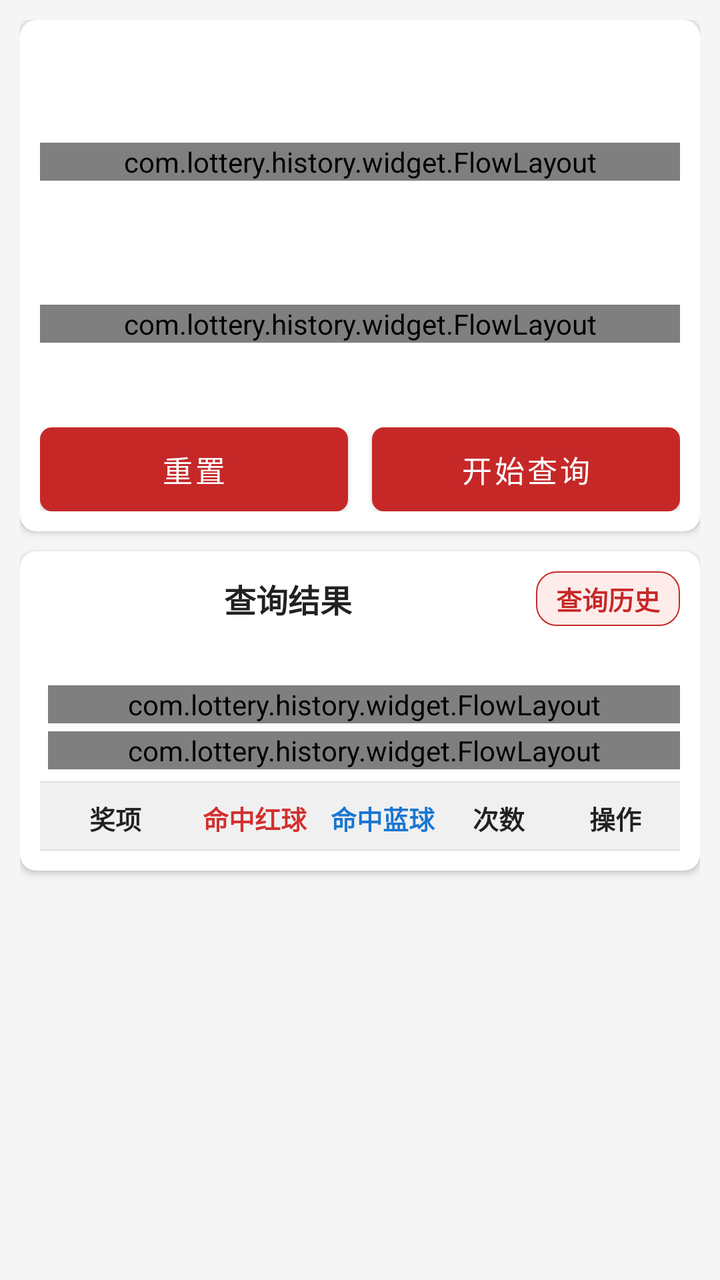
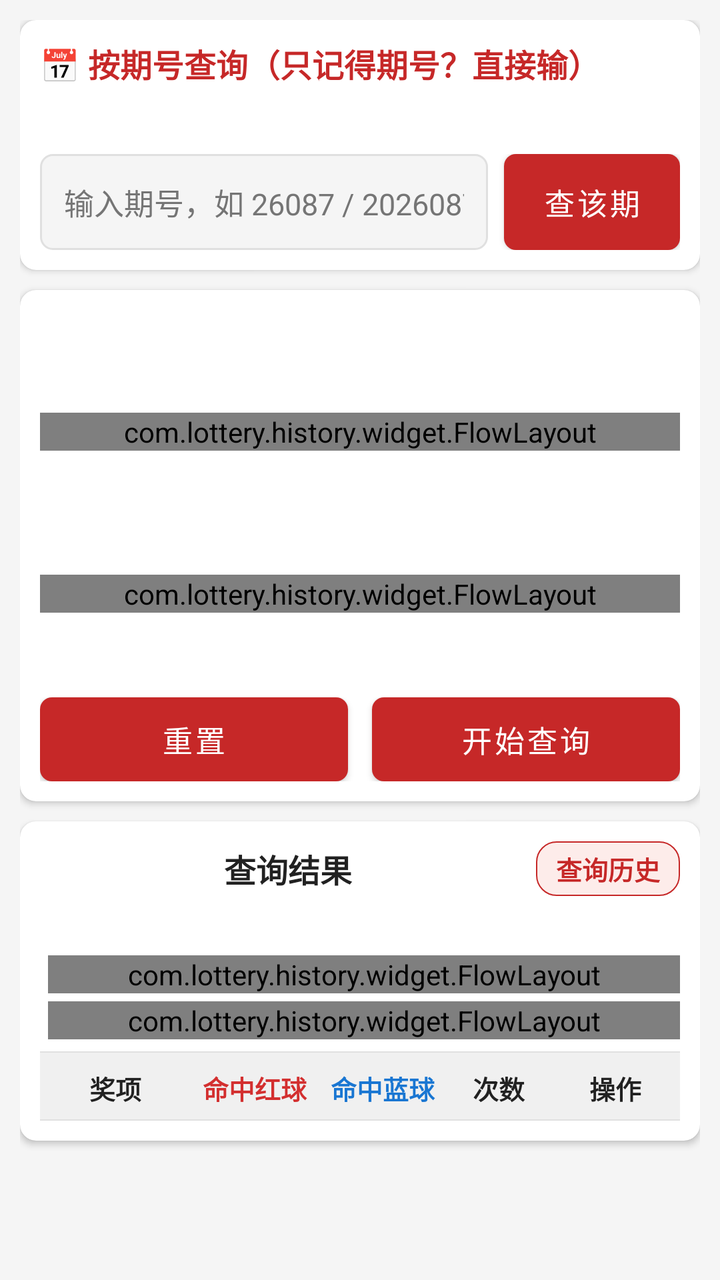

Two renders of the same Android screen: before a commit and after it. Below are the layout's source before the change and the commit's diff.
<!-- AndroidManifest.xml: application theme Theme.LotteryHistory -->
<!-- res/layout/fragment_lottery.xml -->
<?xml version="1.0" encoding="utf-8"?>
<androidx.core.widget.NestedScrollView xmlns:android="http://schemas.android.com/apk/res/android"
    xmlns:app="http://schemas.android.com/apk/res-auto"
    android:layout_width="match_parent"
    android:layout_height="match_parent"
    android:fillViewport="true">

    <LinearLayout
        android:layout_width="match_parent"
        android:layout_height="wrap_content"
        android:orientation="vertical"
        android:paddingStart="@dimen/page_padding"
        android:paddingEnd="@dimen/page_padding"
        android:paddingTop="@dimen/page_padding"
        android:paddingBottom="@dimen/page_padding">

        <androidx.cardview.widget.CardView
            android:layout_width="match_parent"
            android:layout_height="wrap_content"
            android:layout_marginBottom="@dimen/card_margin"
            app:cardCornerRadius="8dp"
            app:cardElevation="2dp">

            <LinearLayout
                android:layout_width="match_parent"
                android:layout_height="wrap_content"
                android:orientation="vertical"
                android:paddingStart="@dimen/card_padding"
                android:paddingEnd="@dimen/card_padding"
                android:paddingTop="@dimen/card_padding"
                android:paddingBottom="@dimen/card_padding">

                <TextView
                    android:id="@+id/tvPrimaryLabel"
                    android:layout_width="match_parent"
                    android:layout_height="wrap_content"
                    android:textColor="@color/primary_red"
                    android:textStyle="bold"
                    android:textSize="@dimen/title_text_size"
                    android:layout_marginBottom="6dp" />

                <LinearLayout
                    android:layout_width="match_parent"
                    android:layout_height="wrap_content"
                    android:orientation="horizontal"
                    android:gravity="center_vertical"
                    android:layout_marginTop="2dp"
                    android:layout_marginBottom="4dp">

                    <TextView
                        android:id="@+id/tvPrimarySelected"
                        android:layout_width="wrap_content"
                        android:layout_height="wrap_content"
                        android:textColor="@color/primary_red"
                        android:textSize="@dimen/small_text_size" />
                </LinearLayout>

                
                <com.lottery.history.widget.FlowLayout
                    android:id="@+id/llPrimarySelectedBalls"
                    android:layout_width="match_parent"
                    android:layout_height="wrap_content"
                    android:layout_marginBottom="6dp"
                    android:clipChildren="false"
                    android:clipToPadding="false" />

                <TextView
                    android:id="@+id/tvPrimaryTitle"
                    android:layout_width="match_parent"
                    android:layout_height="wrap_content"
                    android:textColor="@color/text_primary"
                    android:textStyle="bold"
                    android:textSize="@dimen/body_text_size" />

                <GridLayout
                    android:id="@+id/gridPrimary"
                    android:layout_width="match_parent"
                    android:layout_height="wrap_content"
                    android:layout_marginTop="4dp"
                    android:layout_marginBottom="8dp"
                    android:clipChildren="false"
                    android:clipToPadding="false">
                </GridLayout>

                
                <LinearLayout
                    android:id="@+id/secondarySection"
                    android:layout_width="match_parent"
                    android:layout_height="wrap_content"
                    android:orientation="vertical">

                    <LinearLayout
                        android:layout_width="match_parent"
                        android:layout_height="wrap_content"
                        android:orientation="horizontal"
                        android:gravity="center_vertical"
                        android:layout_marginTop="2dp"
                        android:layout_marginBottom="4dp">

                        <TextView
                            android:id="@+id/tvSecondarySelected"
                            android:layout_width="wrap_content"
                            android:layout_height="wrap_content"
                            android:textColor="@color/primary_blue"
                            android:textSize="@dimen/small_text_size" />
                    </LinearLayout>

                    
                    <com.lottery.history.widget.FlowLayout
                        android:id="@+id/llSecondarySelectedBalls"
                        android:layout_width="match_parent"
                        android:layout_height="wrap_content"
                        android:layout_marginBottom="6dp"
                        android:clipChildren="false"
                        android:clipToPadding="false" />

                    <TextView
                        android:id="@+id/tvSecondaryTitle"
                        android:layout_width="match_parent"
                        android:layout_height="wrap_content"
                        android:textColor="@color/text_primary"
                        android:textStyle="bold"
                        android:textSize="@dimen/body_text_size" />

                    <GridLayout
                        android:id="@+id/gridSecondary"
                        android:layout_width="match_parent"
                        android:layout_height="wrap_content"
                        android:layout_marginTop="4dp"
                        android:layout_marginBottom="12dp"
                        android:clipChildren="false"
                        android:clipToPadding="false">
                    </GridLayout>
                </LinearLayout>

                <LinearLayout
                    android:layout_width="match_parent"
                    android:layout_height="wrap_content"
                    android:orientation="horizontal"
                    android:gravity="center">

                    <Button
                        android:id="@+id/btnReset"
                        android:layout_width="0dp"
                        android:layout_height="@dimen/button_height"
                        android:layout_weight="1"
                        android:layout_marginEnd="6dp"
                        android:background="@drawable/bg_button_gray"
                        android:text="@string/reset"
                        android:textColor="@android:color/white"
                        android:textSize="@dimen/body_text_size" />

                    <Button
                        android:id="@+id/btnQuery"
                        android:layout_width="0dp"
                        android:layout_height="@dimen/button_height"
                        android:layout_weight="1"
                        android:layout_marginStart="6dp"
                        android:background="@drawable/bg_button_red"
                        android:text="@string/query"
                        android:textColor="@android:color/white"
                        android:textSize="@dimen/body_text_size" />
                </LinearLayout>

            </LinearLayout>
        </androidx.cardview.widget.CardView>

        <androidx.cardview.widget.CardView
            android:id="@+id/cardResult"
            android:layout_width="match_parent"
            android:layout_height="wrap_content"
            app:cardCornerRadius="8dp"
            app:cardElevation="2dp"
            android:visibility="visible">

            <LinearLayout
                android:layout_width="match_parent"
                android:layout_height="wrap_content"
                android:orientation="vertical"
                android:paddingStart="@dimen/card_padding"
                android:paddingEnd="@dimen/card_padding"
                android:paddingTop="@dimen/card_padding"
                android:paddingBottom="@dimen/card_padding">

                <LinearLayout
                    android:layout_width="match_parent"
                    android:layout_height="wrap_content"
                    android:orientation="horizontal"
                    android:gravity="center_vertical"
                    android:paddingBottom="6dp">

                    <TextView
                        android:layout_width="0dp"
                        android:layout_height="wrap_content"
                        android:layout_weight="1"
                        android:text="@string/query_result"
                        android:textAlignment="center"
                        android:textStyle="bold"
                        android:textColor="@color/text_primary"
                        android:textSize="@dimen/title_text_size" />

                    <TextView
                        android:id="@+id/btnQueryHistory"
                        android:layout_width="wrap_content"
                        android:layout_height="wrap_content"
                        android:background="@drawable/bg_btn_history"
                        android:clickable="true"
                        android:focusable="true"
                        android:paddingStart="10dp"
                        android:paddingEnd="10dp"
                        android:paddingTop="4dp"
                        android:paddingBottom="4dp"
                        android:text="查询历史"
                        android:textColor="@color/primary_red"
                        android:textSize="@dimen/small_text_size"
                        android:textStyle="bold" />
                </LinearLayout>

                <TextView
                    android:id="@+id/tvSelectedNumbers"
                    android:layout_width="match_parent"
                    android:layout_height="wrap_content"
                    android:paddingBottom="4dp"
                    android:textSize="@dimen/small_text_size" />

                <LinearLayout
                    android:layout_width="match_parent"
                    android:layout_height="wrap_content"
                    android:orientation="vertical"
                    android:paddingBottom="6dp">

                    
                    <LinearLayout
                        android:layout_width="match_parent"
                        android:layout_height="wrap_content"
                        android:orientation="horizontal"
                        android:gravity="center_vertical"
                        android:layout_marginTop="2dp">

                        <TextView
                            android:id="@+id/tvResultPrimaryLabel"
                            android:layout_width="wrap_content"
                            android:layout_height="wrap_content"
                            android:textColor="@color/red_ball"
                            android:textSize="@dimen/small_text_size"
                            android:textStyle="bold"
                            android:layout_marginEnd="4dp" />

                        <com.lottery.history.widget.FlowLayout
                            android:id="@+id/llResultRedBalls"
                            android:layout_width="0dp"
                            android:layout_height="wrap_content"
                            android:layout_weight="1"
                            android:clipChildren="false"
                            android:clipToPadding="false" />
                    </LinearLayout>

                    
                    <LinearLayout
                        android:id="@+id/llResultSecondaryRow"
                        android:layout_width="match_parent"
                        android:layout_height="wrap_content"
                        android:orientation="horizontal"
                        android:gravity="center_vertical"
                        android:layout_marginTop="4dp">

                        <TextView
                            android:id="@+id/tvResultSecondaryLabel"
                            android:layout_width="wrap_content"
                            android:layout_height="wrap_content"
                            android:textColor="@color/blue_ball"
                            android:textSize="@dimen/small_text_size"
                            android:textStyle="bold"
                            android:layout_marginEnd="4dp" />

                        <com.lottery.history.widget.FlowLayout
                            android:id="@+id/llResultBlueBalls"
                            android:layout_width="0dp"
                            android:layout_height="wrap_content"
                            android:layout_weight="1"
                            android:clipChildren="false"
                            android:clipToPadding="false" />
                    </LinearLayout>
                </LinearLayout>

                <View
                    android:layout_width="match_parent"
                    android:layout_height="0.5dp"
                    android:background="@color/divider" />

                
                <LinearLayout
                    android:layout_width="match_parent"
                    android:layout_height="wrap_content"
                    android:orientation="horizontal"
                    android:paddingTop="8dp"
                    android:paddingBottom="6dp"
                    android:background="@drawable/bg_table_header">

                    <TextView
                        android:id="@+id/tvHeaderPrizeName"
                        android:layout_width="0dp"
                        android:layout_height="wrap_content"
                        android:layout_weight="1.3"
                        android:text="奖项"
                        android:gravity="center"
                        android:textStyle="bold"
                        android:textColor="@color/text_primary"
                        android:textSize="@dimen/small_text_size" />

                    <TextView
                        android:id="@+id/tvHeaderHitPrimary"
                        android:layout_width="0dp"
                        android:layout_height="wrap_content"
                        android:layout_weight="1.1"
                        android:text="命中红球"
                        android:gravity="center"
                        android:textStyle="bold"
                        android:textColor="@color/red_ball"
                        android:textSize="@dimen/small_text_size" />

                    <TextView
                        android:id="@+id/tvHeaderHitSecondary"
                        android:layout_width="0dp"
                        android:layout_height="wrap_content"
                        android:layout_weight="1.1"
                        android:text="命中蓝球"
                        android:gravity="center"
                        android:textStyle="bold"
                        android:textColor="@color/blue_ball"
                        android:textSize="@dimen/small_text_size" />

                    <TextView
                        android:id="@+id/tvHeaderCount"
                        android:layout_width="0dp"
                        android:layout_height="wrap_content"
                        android:layout_weight="0.9"
                        android:text="次数"
                        android:gravity="center"
                        android:textStyle="bold"
                        android:textColor="@color/text_primary"
                        android:textSize="@dimen/small_text_size" />

                    <TextView
                        android:id="@+id/tvHeaderAction"
                        android:layout_width="0dp"
                        android:layout_height="wrap_content"
                        android:layout_weight="1.1"
                        android:text="操作"
                        android:gravity="center"
                        android:textStyle="bold"
                        android:textColor="@color/text_primary"
                        android:textSize="@dimen/small_text_size" />
                </LinearLayout>

                <View
                    android:layout_width="match_parent"
                    android:layout_height="0.5dp"
                    android:background="@color/divider" />

                
                <LinearLayout
                    android:id="@+id/resultContainer"
                    android:layout_width="match_parent"
                    android:layout_height="wrap_content"
                    android:orientation="vertical" />

            </LinearLayout>
        </androidx.cardview.widget.CardView>

    </LinearLayout>
</androidx.core.widget.NestedScrollView>
<!-- resources referenced by this layout -->
<resources>
  <color name="blue_ball">#1976D2</color>
  <color name="divider">#E0E0E0</color>
  <color name="primary_blue">#1565C0</color>
  <color name="primary_red">#C62828</color>
  <color name="red_ball">#D32F2F</color>
  <color name="text_primary">#212121</color>
  <dimen name="body_text_size">17sp</dimen>
  <dimen name="button_height">52dp</dimen>
  <dimen name="card_margin">12dp</dimen>
  <dimen name="card_padding">14dp</dimen>
  <dimen name="page_padding">14dp</dimen>
  <dimen name="small_text_size">15sp</dimen>
  <dimen name="title_text_size">19sp</dimen>
  <!-- drawable bg_btn_history (drawable) -->
  <?xml version="1.0" encoding="utf-8"?>
  <shape xmlns:android="http://schemas.android.com/apk/res/android"
      android:shape="rectangle">
      <solid android:color="#FDECEA" />
      <corners android:radius="10dp" />
      <stroke
          android:width="0.5dp"
          android:color="@color/primary_red" />
  </shape>
  <!-- drawable bg_button_gray (drawable) -->
  <?xml version="1.0" encoding="utf-8"?>
  <shape xmlns:android="http://schemas.android.com/apk/res/android"
      android:shape="rectangle">
      <corners android:radius="6dp" />
      <solid android:color="@color/button_gray" />
  </shape>
  <!-- drawable bg_button_red (drawable) -->
  <?xml version="1.0" encoding="utf-8"?>
  <shape xmlns:android="http://schemas.android.com/apk/res/android"
      android:shape="rectangle">
      <corners android:radius="6dp" />
      <solid android:color="@color/button_red" />
  </shape>
  <!-- drawable bg_table_header (drawable) -->
  <?xml version="1.0" encoding="utf-8"?>
  <shape xmlns:android="http://schemas.android.com/apk/res/android">
      <solid android:color="#F0F0F0" />
  </shape>
  <string name="query">开始查询</string>
  <string name="query_result">查询结果</string>
  <string name="reset">重置</string>
  <style name="Theme.LotteryHistory" parent="Theme.MaterialComponents.Light.NoActionBar">
          <item name="colorPrimary">@color/primary_red</item>
          <item name="colorPrimaryDark">@color/primary_red</item>
          <item name="colorAccent">@color/primary_red</item>
          <item name="android:windowBackground">@color/bg_light</item>
      </style>
  <color name="button_gray">#BDBDBD</color>
  <color name="button_red">#C62828</color>
  <color name="bg_light">#F5F5F5</color>
</resources>

<!-- the commit's change to res/layout/fragment_lottery.xml (unified diff, before → after) -->
@@ -13,6 +13,75 @@
         android:paddingEnd="@dimen/page_padding"
         android:paddingTop="@dimen/page_padding"
         android:paddingBottom="@dimen/page_padding">
+
+        
+        <androidx.cardview.widget.CardView
+            android:layout_width="match_parent"
+            android:layout_height="wrap_content"
+            android:layout_marginBottom="@dimen/card_margin"
+            app:cardCornerRadius="8dp"
+            app:cardElevation="2dp">
+
+            <LinearLayout
+                android:layout_width="match_parent"
+                android:layout_height="wrap_content"
+                android:orientation="vertical"
+                android:paddingStart="@dimen/card_padding"
+                android:paddingEnd="@dimen/card_padding"
+                android:paddingTop="@dimen/card_padding"
+                android:paddingBottom="@dimen/card_padding">
+
+                <TextView
+                    android:layout_width="match_parent"
+                    android:layout_height="wrap_content"
+                    android:text="📅 按期号查询（只记得期号？直接输）"
+                    android:textColor="@color/primary_red"
+                    android:textStyle="bold"
+                    android:textSize="@dimen/title_text_size"
+                    android:layout_marginBottom="8dp" />
+
+                <TextView
+                    android:id="@+id/tvIssueHint"
+                    android:layout_width="match_parent"
+                    android:layout_height="wrap_content"
+                    android:textSize="@dimen/small_text_size"
+                    android:textColor="@color/text_secondary"
+                    android:layout_marginBottom="8dp" />
+
+                <LinearLayout
+                    android:layout_width="match_parent"
+                    android:layout_height="wrap_content"
+                    android:orientation="horizontal"
+                    android:gravity="center_vertical">
+
+                    <EditText
+                        android:id="@+id/etIssueQuery"
+                        android:layout_width="0dp"
+                        android:layout_height="48dp"
+                        android:layout_weight="1"
+                        android:background="@drawable/bg_input_rounded"
+                        android:gravity="center_vertical"
+                        android:hint="输入期号，如 26087 / 2026087"
+                        android:paddingStart="12dp"
+                        android:paddingEnd="12dp"
+                        android:inputType="number"
+                        android:textSize="@dimen/body_text_size"
+                        android:textColor="@color/text_primary"
+                        android:textColorHint="@color/text_secondary"
+                        android:singleLine="true" />
+
+                    <Button
+                        android:id="@+id/btnQueryByIssue"
+                        android:layout_width="wrap_content"
+                        android:layout_height="48dp"
+                        android:layout_marginStart="8dp"
+                        android:background="@drawable/bg_button_blue"
+                        android:text="查该期"
+                        android:textColor="@android:color/white"
+                        android:textSize="@dimen/body_text_size" />
+                </LinearLayout>
+            </LinearLayout>
+        </androidx.cardview.widget.CardView>
 
         <androidx.cardview.widget.CardView
             android:layout_width="match_parent"
<!-- resource entries referenced after the edit -->
@@ -6,6 +6,7 @@
   <color name="primary_red">#C62828</color>
   <color name="red_ball">#D32F2F</color>
   <color name="text_primary">#212121</color>
+  <color name="text_secondary">#757575</color>
   <dimen name="body_text_size">17sp</dimen>
   <dimen name="button_height">52dp</dimen>
   <dimen name="card_margin">12dp</dimen>
@@ -23,6 +24,13 @@
           android:width="0.5dp"
           android:color="@color/primary_red" />
   </shape>
+  <!-- drawable bg_button_blue (drawable) -->
+  <?xml version="1.0" encoding="utf-8"?>
+  <shape xmlns:android="http://schemas.android.com/apk/res/android"
+      android:shape="rectangle">
+      <corners android:radius="6dp" />
+      <solid android:color="@color/primary_blue" />
+  </shape>
   <!-- drawable bg_button_gray (drawable) -->
   <?xml version="1.0" encoding="utf-8"?>
   <shape xmlns:android="http://schemas.android.com/apk/res/android"
@@ -36,6 +44,14 @@
       android:shape="rectangle">
       <corners android:radius="6dp" />
       <solid android:color="@color/button_red" />
+  </shape>
+  <!-- drawable bg_input_rounded (drawable) -->
+  <?xml version="1.0" encoding="utf-8"?>
+  <shape xmlns:android="http://schemas.android.com/apk/res/android"
+      android:shape="rectangle">
+      <corners android:radius="6dp" />
+      <solid android:color="#F5F5F5" />
+      <stroke android:width="1dp" android:color="#E0E0E0" />
   </shape>
   <!-- drawable bg_table_header (drawable) -->
   <?xml version="1.0" encoding="utf-8"?>
